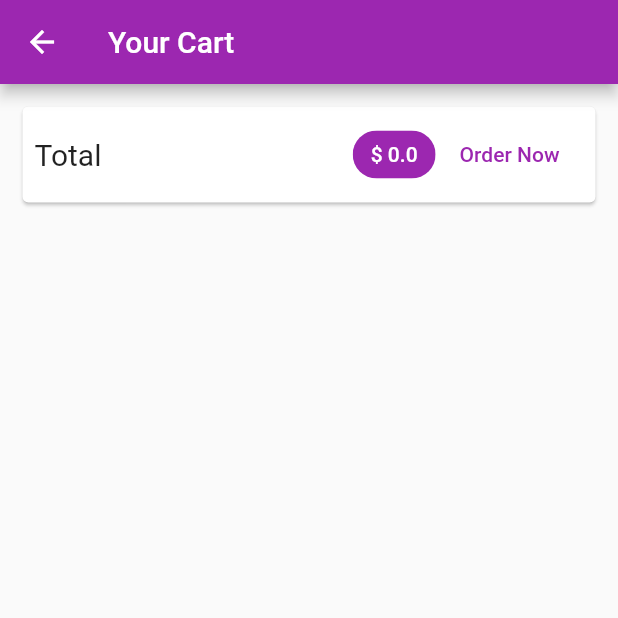
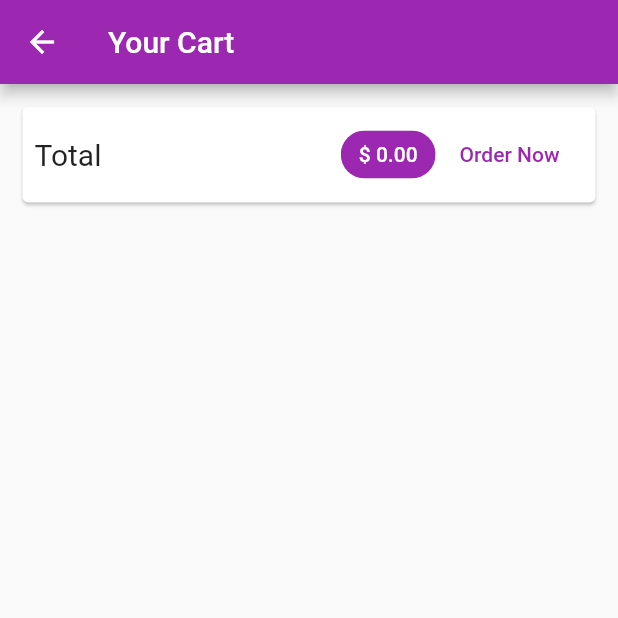
Before and after one commit to hochungwong/flutter_simple_shop, a Flutter app: the CartScreen screen opened by its route, after a tap on "Order Now", on a phone screen of 412 x 824 dp, the top half of it. Run offline on Flutter 3.47's test engine with Material 2 defaults, Android fonts, the phone set to English and light mode, and no system bars; network calls fail.

Commit message:
order, cart ui and functions

```diff
--- a/lib/providers/cart.dart
+++ b/lib/providers/cart.dart
@@ -55,4 +55,14 @@ class Cart with ChangeNotifier {
     }
     notifyListeners();
   }
+
+  void removeItem(String productId) {
+    _cartItems.remove(productId);
+    notifyListeners();
+  }
+
+  void clearCart() {
+    _cartItems = {};
+    notifyListeners();
+  }
 }
--- /dev/null
+++ b/lib/providers/order.dart
@@ -0,0 +1,36 @@
+import "package:flutter/foundation.dart";
+
+import "cart.dart";
+
+class OrderItem {
+  final String id;
+  final double amount;
+  final List<CartItem> products;
+  final DateTime dateTime;
+
+  OrderItem({
+    @required this.id,
+    @required this.amount,
+    @required this.products,
+    @required this.dateTime,
+  });
+}
+
+class Order with ChangeNotifier {
+  List<OrderItem> _orders = [];
+
+  List<OrderItem> get orders {
+    return [..._orders];
+  }
+
+  void addOrder(List<CartItem> cartProducts, double total) {
+    _orders.insert(
+        0,
+        OrderItem(
+            id: DateTime.now().toString(),
+            amount: total,
+            dateTime: DateTime.now(),
+            products: cartProducts));
+    notifyListeners();
+  }
+}
--- a/lib/screens/cart_screen.dart
+++ b/lib/screens/cart_screen.dart
@@ -4,6 +4,7 @@ import "package:provider/provider.dart";
 import "../providers/cart.dart" show Cart;
 
 import '../widgets/cart_item.dart';
+import "../providers/order.dart";
 
 class CartScreen extends StatelessWidget {
   static const routeName = '/cart';
@@ -30,7 +31,7 @@ class CartScreen extends StatelessWidget {
                   Spacer(),
                   Chip(
                     label: Text(
-                      '\$ ${cart.totalAmount}',
+                      '\$ ${cart.totalAmount.toStringAsFixed(2)}',
                       style: TextStyle(
                           color:
                               Theme.of(context).primaryTextTheme.title.color),
@@ -39,7 +40,11 @@ class CartScreen extends StatelessWidget {
                   ),
                   FlatButton(
                     child: Text("Order Now"),
-                    onPressed: () {},
+                    onPressed: () {
+                      Provider.of<Order>(context, listen: false).addOrder(
+                          cart.cartItems.values.toList(), cart.totalAmount);
+                      cart.clearCart();
+                    },
                     textColor: Theme.of(context).primaryColor,
                   )
                 ],
@@ -53,6 +58,7 @@ class CartScreen extends StatelessWidget {
             child: ListView.builder(
               itemBuilder: (ctx, index) => CartItem(
                   cart.cartItems.values.toList()[index].id,
+                  cart.cartItems.keys.toList()[index],
                   cart.cartItems.values.toList()[index].price,
                   cart.cartItems.values.toList()[index].quantity,
                   cart.cartItems.values.toList()[index].title),
--- /dev/null
+++ b/lib/screens/orders_screen.dart
@@ -0,0 +1,27 @@
+import 'package:flutter/material.dart';
+import 'package:flutter_simple_shop/widgets/app_drawer.dart';
+import "package:provider/provider.dart";
+
+import "../widgets/order_item.dart";
+
+import "../widgets/app_drawer.dart";
+
+import "../providers/order.dart" show Order;
+
+class OrdersScreen extends StatelessWidget {
+  static const routeName = "/orders";
+  @override
+  Widget build(BuildContext context) {
+    final ordersData = Provider.of<Order>(context);
+    return Scaffold(
+      appBar: AppBar(
+        title: Text("Your Orders"),
+      ),
+      drawer: AppDrawer(),
+      body: ListView.builder(
+        itemBuilder: (ctx, i) => OrderItem(ordersData.orders[i]),
+        itemCount: ordersData.orders.length,
+      ),
+    );
+  }
+}
--- a/lib/screens/products_overview_screen.dart
+++ b/lib/screens/products_overview_screen.dart
@@ -6,6 +6,8 @@ import '../providers/cart.dart';
 import "../widgets/products_grid.dart";
 
 import "../widgets/badge.dart";
+
+import "../widgets/app_drawer.dart";
 
 enum FilterOptions { Favorites, All }
 
@@ -61,6 +63,7 @@ class _ProductsOverviewScreenState extends State<ProductsOverviewScreen> {
           ),
         ],
       ),
+      drawer: AppDrawer(),
       body: ProductsGrid(_showOnlyFavorites),
     );
   }
--- /dev/null
+++ b/lib/widgets/order_item.dart
@@ -0,0 +1,65 @@
+import "package:flutter/material.dart";
+import "dart:math";
+
+import "package:intl/intl.dart";
+import "../providers/order.dart" as ord;
+
+class OrderItem extends StatefulWidget {
+  final ord.OrderItem order;
+  OrderItem(this.order);
+
+  @override
+  _OrderItemState createState() => _OrderItemState();
+}
+
+class _OrderItemState extends State<OrderItem> {
+  var _expanded = false;
+  @override
+  Widget build(BuildContext context) {
+    return Card(
+      margin: EdgeInsets.all(10),
+      child: Column(
+        children: <Widget>[
+          ListTile(
+            title: Text('\$${widget.order.amount}'),
+            subtitle: Text(
+                DateFormat("dd MM yyyy hh:mm").format(widget.order.dateTime)),
+            trailing: IconButton(
+              icon: Icon(_expanded ? Icons.expand_less : Icons.expand_more),
+              onPressed: () {
+                setState(() {
+                  _expanded = !_expanded;
+                });
+              },
+            ),
+          ),
+          if (_expanded)
+            Container(
+              padding: EdgeInsets.symmetric(horizontal: 15, vertical: 4),
+              height: min(widget.order.products.length * 20.0 + 10, 100),
+              child: ListView(
+                  children: widget.order.products
+                      .map(
+                        (product) => Row(
+                          mainAxisAlignment: MainAxisAlignment.spaceBetween,
+                          children: <Widget>[
+                            Text(
+                              product.title,
+                              style: TextStyle(
+                                  fontSize: 18, fontWeight: FontWeight.bold),
+                            ),
+                            Text(
+                              '${product.quantity}x \$${product.price}',
+                              style:
+                                  TextStyle(fontSize: 18, color: Colors.grey),
+                            )
+                          ],
+                        ),
+                      )
+                      .toList()),
+            )
+        ],
+      ),
+    );
+  }
+}
--- a/pubspec.yaml
+++ b/pubspec.yaml
@@ -20,6 +20,7 @@ dependencies:
   flutter:
     sdk: flutter
   provider: ^4.1.3
+  intl: ^0.16.1
 
   # The following adds the Cupertino Icons font to your application.
   # Use with the CupertinoIcons class for iOS style icons.
```
Also changed, not shown: lib/main.dart (+7 -2 lines), lib/screens/product_detail_screen.dart (+29 -0 lines), lib/widgets/app_drawer.dart (added, +33 -0 lines), lib/widgets/cart_item.dart (+20 -3 lines), pubspec.lock.
